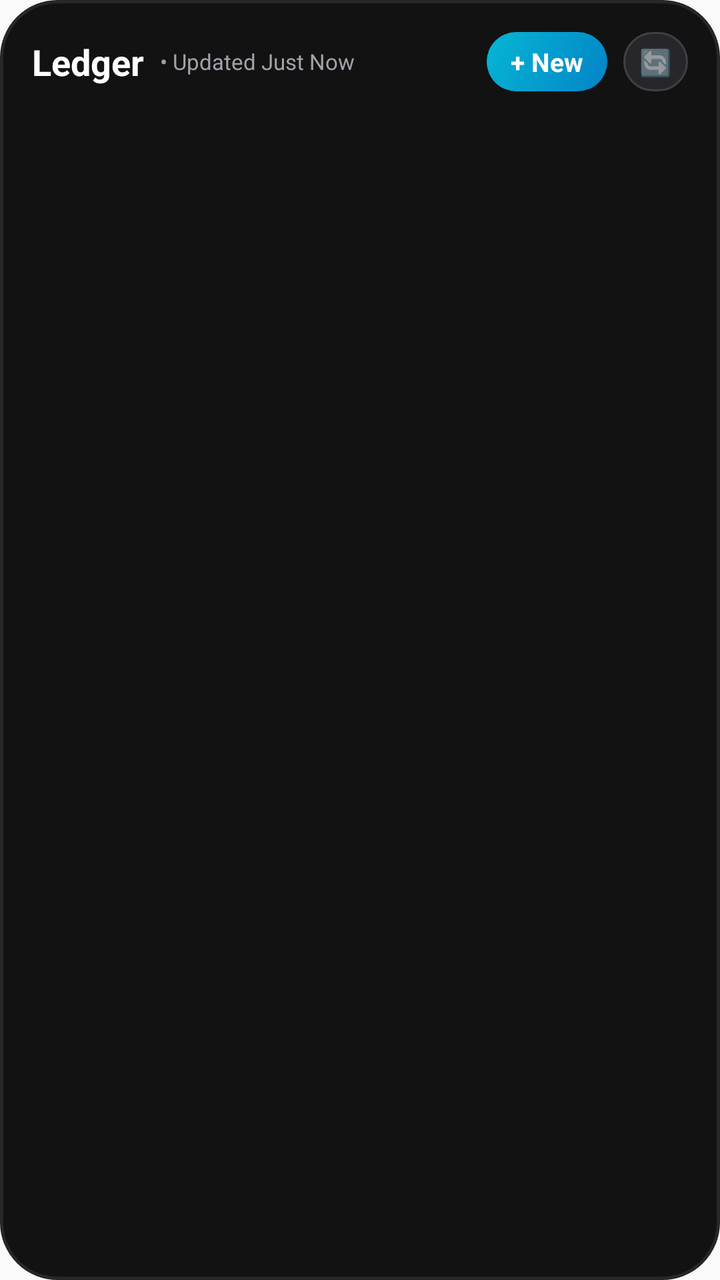
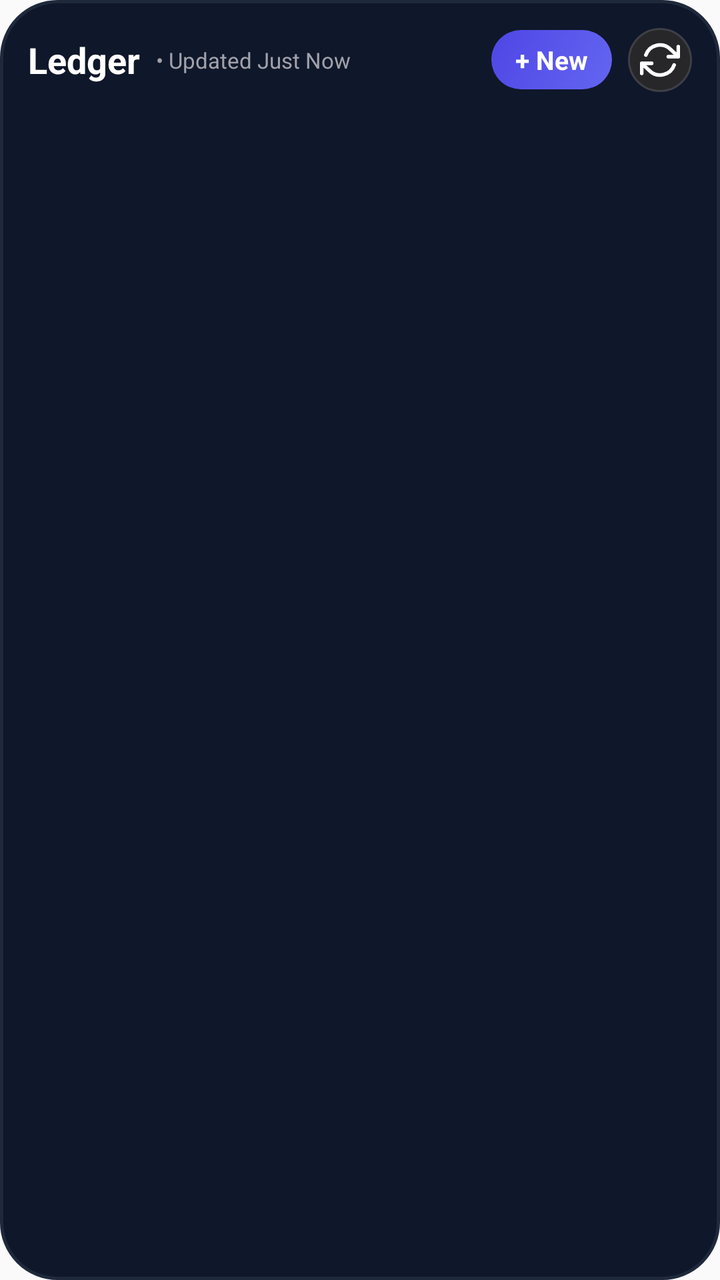

Two renders of the same Android screen: before a commit and after it. Below are the layout's source before the change and the commit's diff.
<!-- AndroidManifest.xml: application theme AppTheme -->
<!-- res/layout/ledger_widget.xml -->
<?xml version="1.0" encoding="utf-8"?>
<FrameLayout xmlns:android="http://schemas.android.com/apk/res/android"
    android:id="@+id/widget_container"
    android:layout_width="match_parent"
    android:layout_height="match_parent">

    
    <ImageView
        android:id="@+id/widget_bg_image"
        android:layout_width="match_parent"
        android:layout_height="match_parent"
        android:scaleType="fitXY"
        android:src="@drawable/widget_background_dark" />

    <LinearLayout
        android:layout_width="match_parent"
        android:layout_height="match_parent"
        android:orientation="vertical"
        android:padding="16dp">

        
        <LinearLayout
            android:layout_width="match_parent"
            android:layout_height="wrap_content"
            android:orientation="horizontal"
            android:gravity="center_vertical"
            android:layout_marginBottom="12dp">

            <TextView
                android:id="@+id/widget_title"
                android:layout_width="wrap_content"
                android:layout_height="wrap_content"
                android:text="Ledger"
                android:textColor="#FFFFFF"
                android:textSize="18sp"
                android:textStyle="bold" />

            <TextView
                android:id="@+id/widget_last_updated"
                android:layout_width="0dp"
                android:layout_height="wrap_content"
                android:layout_weight="1"
                android:layout_marginStart="8dp"
                android:text="• Updated Just Now"
                android:textColor="#A1A1AA"
                android:textSize="11sp"
                android:maxLines="1"
                android:ellipsize="end" />

            
            <TextView
                android:id="@+id/widget_add_btn"
                android:layout_width="wrap_content"
                android:layout_height="wrap_content"
                android:text="+ New"
                android:textColor="#FFFFFF"
                android:textSize="13sp"
                android:textStyle="bold"
                android:background="@drawable/widget_add_btn_bg"
                android:paddingHorizontal="12dp"
                android:paddingVertical="6dp"
                android:layout_marginEnd="8dp" />

            
            <TextView
                android:id="@+id/widget_refresh_btn"
                android:layout_width="wrap_content"
                android:layout_height="wrap_content"
                android:text="🔄"
                android:textSize="13sp"
                android:background="@drawable/widget_icon_btn_bg"
                android:paddingHorizontal="8dp"
                android:paddingVertical="6dp" />
        </LinearLayout>

        
        <LinearLayout
            android:id="@+id/widget_empty_view"
            android:layout_width="match_parent"
            android:layout_height="0dp"
            android:layout_weight="1"
            android:orientation="vertical"
            android:gravity="center"
            android:visibility="gone">

            <TextView
                android:layout_width="wrap_content"
                android:layout_height="wrap_content"
                android:text="📝"
                android:textSize="36sp" />

            <TextView
                android:id="@+id/widget_empty_title"
                android:layout_width="wrap_content"
                android:layout_height="wrap_content"
                android:text="No recent transactions"
                android:textColor="#A1A1AA"
                android:textSize="14sp"
                android:textStyle="bold"
                android:layout_marginTop="6dp" />
        </LinearLayout>

        
        <ListView
            android:id="@+id/widget_list_view"
            android:layout_width="match_parent"
            android:layout_height="0dp"
            android:layout_weight="1"
            android:divider="@null"
            android:dividerHeight="6dp"
            android:scrollbars="none" />

    </LinearLayout>

</FrameLayout>
<!-- resources referenced by this layout -->
<resources>
  <!-- drawable widget_add_btn_bg (drawable) -->
  <?xml version="1.0" encoding="utf-8"?>
  <shape xmlns:android="http://schemas.android.com/apk/res/android"
      android:shape="rectangle">
      <gradient
          android:angle="135"
          android:startColor="#0284C7"
          android:endColor="#06B6D4" />
      <corners android:radius="16dp" />
  </shape>
  <!-- drawable widget_background_dark (drawable) -->
  <?xml version="1.0" encoding="utf-8"?>
  <shape xmlns:android="http://schemas.android.com/apk/res/android"
      android:shape="rectangle">
      <solid android:color="#121212" />
      <corners android:radius="28dp" />
      <stroke
          android:width="1.5dp"
          android:color="#27272A" />
  </shape>
  <!-- drawable widget_icon_btn_bg (drawable) -->
  <?xml version="1.0" encoding="utf-8"?>
  <shape xmlns:android="http://schemas.android.com/apk/res/android"
      android:shape="rectangle">
      <solid android:color="#27272A" />
      <corners android:radius="16dp" />
      <stroke
          android:width="1dp"
          android:color="#3F3F46" />
  </shape>
  <style name="AppTheme" parent="Theme.AppCompat.DayNight.NoActionBar">
          
          <item name="android:editTextBackground">@drawable/rn_edit_text_material</item>
      </style>
  <!-- drawable rn_edit_text_material (drawable) -->
  <?xml version="1.0" encoding="utf-8"?>
  <inset xmlns:android="http://schemas.android.com/apk/res/android"
         android:insetLeft="@dimen/abc_edit_text_inset_horizontal_material"
         android:insetRight="@dimen/abc_edit_text_inset_horizontal_material"
         android:insetTop="@dimen/abc_edit_text_inset_top_material"
         android:insetBottom="@dimen/abc_edit_text_inset_bottom_material"
         >
  
      <selector>
          
          <item android:state_enabled="false" android:drawable="@drawable/abc_textfield_default_mtrl_alpha"/>
          <item android:drawable="@drawable/abc_textfield_activated_mtrl_alpha"/>
      </selector>
  
  </inset>
</resources>

<!-- the commit's change to res/layout/ledger_widget.xml (unified diff, before → after) -->
@@ -1,115 +1,101 @@
 <?xml version="1.0" encoding="utf-8"?>
-<FrameLayout xmlns:android="http://schemas.android.com/apk/res/android"
+<LinearLayout xmlns:android="http://schemas.android.com/apk/res/android"
     android:id="@+id/widget_container"
     android:layout_width="match_parent"
-    android:layout_height="match_parent">
+    android:layout_height="match_parent"
+    android:orientation="vertical"
+    android:background="@drawable/widget_background_dark"
+    android:padding="14dp">
 
     
-    <ImageView
-        android:id="@+id/widget_bg_image"
-        android:layout_width="match_parent"
-        android:layout_height="match_parent"
-        android:scaleType="fitXY"
-        android:src="@drawable/widget_background_dark" />
-
     <LinearLayout
         android:layout_width="match_parent"
-        android:layout_height="match_parent"
-        android:orientation="vertical"
-        android:padding="16dp">
+        android:layout_height="wrap_content"
+        android:orientation="horizontal"
+        android:gravity="center_vertical"
+        android:layout_marginBottom="10dp">
+
+        <TextView
+            android:id="@+id/widget_title"
+            android:layout_width="wrap_content"
+            android:layout_height="wrap_content"
+            android:text="Ledger"
+            android:textColor="#FFFFFF"
+            android:textSize="18sp"
+            android:textStyle="bold" />
+
+        <TextView
+            android:id="@+id/widget_last_updated"
+            android:layout_width="0dp"
+            android:layout_height="wrap_content"
+            android:layout_weight="1"
+            android:layout_marginStart="8dp"
+            android:text="• Updated Just Now"
+            android:textColor="#A1A1AA"
+            android:textSize="11sp"
+            android:maxLines="1"
+            android:ellipsize="end" />
 
         
-        <LinearLayout
-            android:layout_width="match_parent"
+        <TextView
+            android:id="@+id/widget_add_btn"
+            android:layout_width="wrap_content"
             android:layout_height="wrap_content"
-            android:orientation="horizontal"
-            android:gravity="center_vertical"
-            android:layout_marginBottom="12dp">
-
-            <TextView
-                android:id="@+id/widget_title"
-                android:layout_width="wrap_content"
-                android:layout_height="wrap_content"
-                android:text="Ledger"
-                android:textColor="#FFFFFF"
-                android:textSize="18sp"
-                android:textStyle="bold" />
-
-            <TextView
-                android:id="@+id/widget_last_updated"
-                android:layout_width="0dp"
-                android:layout_height="wrap_content"
-                android:layout_weight="1"
-                android:layout_marginStart="8dp"
-                android:text="• Updated Just Now"
-                android:textColor="#A1A1AA"
-                android:textSize="11sp"
-                android:maxLines="1"
-                android:ellipsize="end" />
-
-            
-            <TextView
-                android:id="@+id/widget_add_btn"
-                android:layout_width="wrap_content"
-                android:layout_height="wrap_content"
-                android:text="+ New"
-                android:textColor="#FFFFFF"
-                android:textSize="13sp"
-                android:textStyle="bold"
-                android:background="@drawable/widget_add_btn_bg"
-                android:paddingHorizontal="12dp"
-                android:paddingVertical="6dp"
-                android:layout_marginEnd="8dp" />
-
-            
-            <TextView
-                android:id="@+id/widget_refresh_btn"
-                android:layout_width="wrap_content"
-                android:layout_height="wrap_content"
-                android:text="🔄"
-                android:textSize="13sp"
-                android:background="@drawable/widget_icon_btn_bg"
-                android:paddingHorizontal="8dp"
-                android:paddingVertical="6dp" />
-        </LinearLayout>
+            android:text="+ New"
+            android:textColor="#FFFFFF"
+            android:textSize="13sp"
+            android:textStyle="bold"
+            android:background="@drawable/widget_add_btn_bg"
+            android:paddingHorizontal="12dp"
+            android:paddingVertical="6dp"
+            android:layout_marginEnd="8dp" />
 
         
-        <LinearLayout
-            android:id="@+id/widget_empty_view"
-            android:layout_width="match_parent"
-            android:layout_height="0dp"
-            android:layout_weight="1"
-            android:orientation="vertical"
-            android:gravity="center"
-            android:visibility="gone">
-
-            <TextView
-                android:layout_width="wrap_content"
-                android:layout_height="wrap_content"
-                android:text="📝"
-                android:textSize="36sp" />
-
-            <TextView
-                android:id="@+id/widget_empty_title"
-                android:layout_width="wrap_content"
-                android:layout_height="wrap_content"
-                android:text="No recent transactions"
-                android:textColor="#A1A1AA"
-                android:textSize="14sp"
-                android:textStyle="bold"
-                android:layout_marginTop="6dp" />
-        </LinearLayout>
-
-        
-        <ListView
-            android:id="@+id/widget_list_view"
-            android:layout_width="match_parent"
-            android:layout_height="0dp"
-            android:layout_weight="1"
-            android:divider="@null"
-            android:dividerHeight="6dp"
-            android:scrollbars="none" />
-
+        <ImageView
+            android:id="@+id/widget_refresh_btn"
+            android:layout_width="32dp"
+            android:layout_height="32dp"
+            android:src="@drawable/ic_widget_refresh"
+            android:background="@drawable/widget_icon_btn_bg"
+            android:padding="6dp"
+            android:scaleType="fitCenter" />
     </LinearLayout>
 
-</FrameLayout>
+    
+    <LinearLayout
+        android:id="@+id/widget_empty_view"
+        android:layout_width="match_parent"
+        android:layout_height="0dp"
+        android:layout_weight="1"
+        android:orientation="vertical"
+        android:gravity="center"
+        android:visibility="gone">
+
+        <TextView
+            android:layout_width="wrap_content"
+            android:layout_height="wrap_content"
+            android:text="📝"
+            android:textSize="32sp" />
+
+        <TextView
+            android:id="@+id/widget_empty_title"
+            android:layout_width="wrap_content"
+            android:layout_height="wrap_content"
+            android:text="No recent transactions"
+            android:textColor="#A1A1AA"
+            android:textSize="14sp"
+            android:textStyle="bold"
+            android:layout_marginTop="6dp" />
+    </LinearLayout>
+
+    
+    <ListView
+        android:id="@+id/widget_list_view"
+        android:layout_width="match_parent"
+        android:layout_height="0dp"
+        android:layout_weight="1"
+        android:divider="@null"
+        android:dividerHeight="6dp"
+        android:scrollbars="none" />
+
+</LinearLayout>
<!-- resource entries referenced after the edit -->
@@ -1,24 +1,38 @@
 <!-- resources referenced by this layout -->
 <resources>
+  <!-- drawable ic_widget_refresh (drawable) -->
+  <vector xmlns:android="http://schemas.android.com/apk/res/android"
+      android:width="20dp"
+      android:height="20dp"
+      android:viewportWidth="24"
+      android:viewportHeight="24">
+    <path
+        android:fillColor="#00000000"
+        android:strokeColor="#FFFFFF"
+        android:strokeWidth="2.2"
+        android:strokeLineCap="round"
+        android:strokeLineJoin="round"
+        android:pathData="M23,4v6h-6M1,20v-6h6M3.51,9a9,9 0,0,1 14.85,-3.36L23,10M1,14l4.64,4.36A9,9 0,0,0 20.49,15"/>
+  </vector>
   <!-- drawable widget_add_btn_bg (drawable) -->
   <?xml version="1.0" encoding="utf-8"?>
   <shape xmlns:android="http://schemas.android.com/apk/res/android"
       android:shape="rectangle">
       <gradient
           android:angle="135"
-          android:startColor="#0284C7"
-          android:endColor="#06B6D4" />
+          android:startColor="#6366F1"
+          android:endColor="#4F46E5" />
       <corners android:radius="16dp" />
   </shape>
   <!-- drawable widget_background_dark (drawable) -->
   <?xml version="1.0" encoding="utf-8"?>
   <shape xmlns:android="http://schemas.android.com/apk/res/android"
       android:shape="rectangle">
-      <solid android:color="#121212" />
+      <solid android:color="#0F172A" />
       <corners android:radius="28dp" />
       <stroke
           android:width="1.5dp"
-          android:color="#27272A" />
+          android:color="#1E293B" />
   </shape>
   <!-- drawable widget_icon_btn_bg (drawable) -->
   <?xml version="1.0" encoding="utf-8"?>
